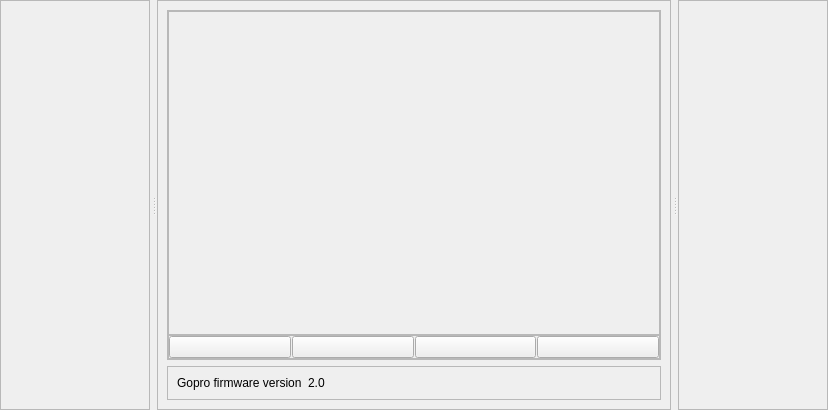
This is panes/editorpane.ui in victormac3000/Fusion_ffmpeg_studio as Qt 5 draws it before an edit. The edited form follows.
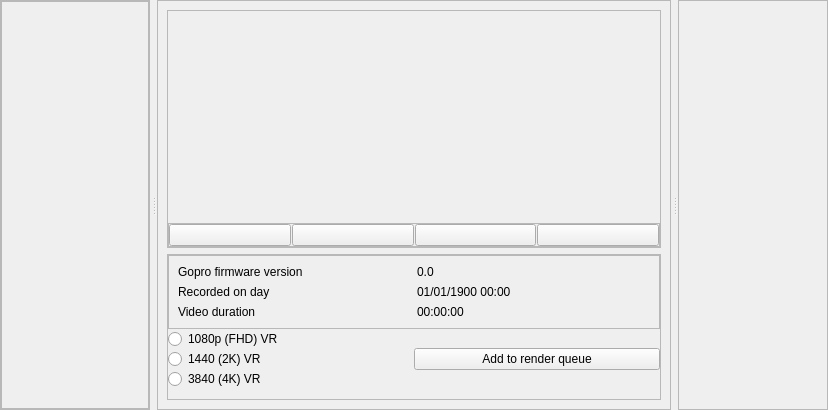
This is the edited form. Icons and pictures are not drawn.

Commit message: Editor pane displaying videos in the grid

Diff of the .ui file:
```diff
--- a/panes/editorpane.ui
+++ b/panes/editorpane.ui
@@ -70,11 +70,51 @@
         <number>0</number>
        </property>
        <item>
-        <layout class="QVBoxLayout" name="videos_layout_frame">
-         <property name="spacing">
-          <number>0</number>
+        <widget class="QScrollArea" name="scrollArea">
+         <property name="sizeAdjustPolicy">
+          <enum>QAbstractScrollArea::AdjustToContentsOnFirstShow</enum>
          </property>
-        </layout>
+         <property name="widgetResizable">
+          <bool>true</bool>
+         </property>
+         <widget class="QWidget" name="scrollAreaWidgetContents">
+          <property name="geometry">
+           <rect>
+            <x>0</x>
+            <y>0</y>
+            <width>146</width>
+            <height>406</height>
+           </rect>
+          </property>
+          <layout class="QVBoxLayout" name="verticalLayout_6">
+           <property name="spacing">
+            <number>0</number>
+           </property>
+           <property name="leftMargin">
+            <number>0</number>
+           </property>
+           <property name="topMargin">
+            <number>0</number>
+           </property>
+           <property name="rightMargin">
+            <number>0</number>
+           </property>
+           <property name="bottomMargin">
+            <number>0</number>
+           </property>
+           <item>
+            <layout class="QGridLayout" name="videos_layout">
+             <property name="sizeConstraint">
+              <enum>QLayout::SetMaximumSize</enum>
+             </property>
+             <property name="spacing">
+              <number>0</number>
+             </property>
+            </layout>
+           </item>
+          </layout>
+         </widget>
+        </widget>
        </item>
       </layout>
      </widget>
@@ -100,7 +140,7 @@
          <property name="frameShadow">
           <enum>QFrame::Raised</enum>
          </property>
-         <layout class="QVBoxLayout" name="verticalLayout_5" stretch="10,0">
+         <layout class="QVBoxLayout" name="verticalLayout_5" stretch="100,0">
           <property name="spacing">
            <number>0</number>
           </property>
@@ -118,12 +158,30 @@
           </property>
           <item>
            <widget class="QFrame" name="media_player_frame">
-            <property name="frameShape">
-             <enum>QFrame::StyledPanel</enum>
-            </property>
-            <property name="frameShadow">
-             <enum>QFrame::Raised</enum>
-            </property>
+            <layout class="QVBoxLayout" name="verticalLayout_9">
+             <property name="spacing">
+              <number>0</number>
+             </property>
+             <property name="leftMargin">
+              <number>0</number>
+             </property>
+             <property name="topMargin">
+              <number>0</number>
+             </property>
+             <property name="rightMargin">
+              <number>0</number>
+             </property>
+             <property name="bottomMargin">
+              <number>0</number>
+             </property>
+             <item>
+              <layout class="QVBoxLayout" name="media_player_layout">
+               <property name="spacing">
+                <number>0</number>
+               </property>
+              </layout>
+             </item>
+            </layout>
            </widget>
           </item>
           <item>
@@ -247,20 +305,117 @@
          <property name="frameShadow">
           <enum>QFrame::Raised</enum>
          </property>
-         <layout class="QFormLayout" name="formLayout">
-          <item row="0" column="0">
-           <widget class="QLabel" name="label">
-            <property name="text">
-             <string>Gopro firmware version</string>
+         <layout class="QVBoxLayout" name="verticalLayout_7">
+          <property name="spacing">
+           <number>0</number>
+          </property>
+          <property name="leftMargin">
+           <number>0</number>
+          </property>
+          <property name="topMargin">
+           <number>0</number>
+          </property>
+          <property name="rightMargin">
+           <number>0</number>
+          </property>
+          <property name="bottomMargin">
+           <number>0</number>
+          </property>
+          <item>
+           <widget class="QFrame" name="video_info">
+            <property name="frameShape">
+             <enum>QFrame::StyledPanel</enum>
             </property>
+            <property name="frameShadow">
+             <enum>QFrame::Raised</enum>
+            </property>
+            <layout class="QGridLayout" name="gridLayout">
+             <item row="2" column="0">
+              <widget class="QLabel" name="label_3">
+               <property name="text">
+                <string>Video duration</string>
+               </property>
+              </widget>
+             </item>
+             <item row="1" column="1">
+              <widget class="QLabel" name="recorded_label">
+               <property name="text">
+                <string>01/01/1900 00:00</string>
+               </property>
+              </widget>
+             </item>
+             <item row="1" column="0">
+              <widget class="QLabel" name="label_2">
+               <property name="text">
+                <string>Recorded on day</string>
+               </property>
+              </widget>
+             </item>
+             <item row="0" column="0">
+              <widget class="QLabel" name="label">
+               <property name="text">
+                <string>Gopro firmware version</string>
+               </property>
+              </widget>
+             </item>
+             <item row="2" column="1">
+              <widget class="QLabel" name="video_duration_label">
+               <property name="text">
+                <string>00:00:00</string>
+               </property>
+              </widget>
+             </item>
+             <item row="0" column="1">
+              <widget class="QLabel" name="firmware_version_label">
+               <property name="text">
+                <string>0.0</string>
+               </property>
+              </widget>
+             </item>
+            </layout>
            </widget>
           </item>
-          <item row="0" column="1">
-           <widget class="QLabel" name="firmware_version_label">
-            <property name="text">
-             <string>2.0</string>
+          <item>
+           <layout class="QHBoxLayout" name="video_render_info_layout">
+            <property name="spacing">
+             <number>0</number>
             </property>
-           </widget>
+            <property name="bottomMargin">
+             <number>10</number>
+            </property>
+            <item>
+             <layout class="QVBoxLayout" name="verticalLayout_8">
+              <item>
+               <widget class="QRadioButton" name="radioButton">
+                <property name="text">
+                 <string>1080p (FHD) VR</string>
+                </property>
+               </widget>
+              </item>
+              <item>
+               <widget class="QRadioButton" name="radioButton_2">
+                <property name="text">
+                 <string>1440 (2K) VR</string>
+                </property>
+               </widget>
+              </item>
+              <item>
+               <widget class="QRadioButton" name="radioButton_3">
+                <property name="text">
+                 <string>3840 (4K) VR</string>
+                </property>
+               </widget>
+              </item>
+             </layout>
+            </item>
+            <item>
+             <widget class="QPushButton" name="pushButton">
+              <property name="text">
+               <string>Add to render queue</string>
+              </property>
+             </widget>
+            </item>
+           </layout>
           </item>
          </layout>
         </widget>
```
Left out of the diff: 2 changed lines with no effect on the pictures. The commit also changes 12 other files.
